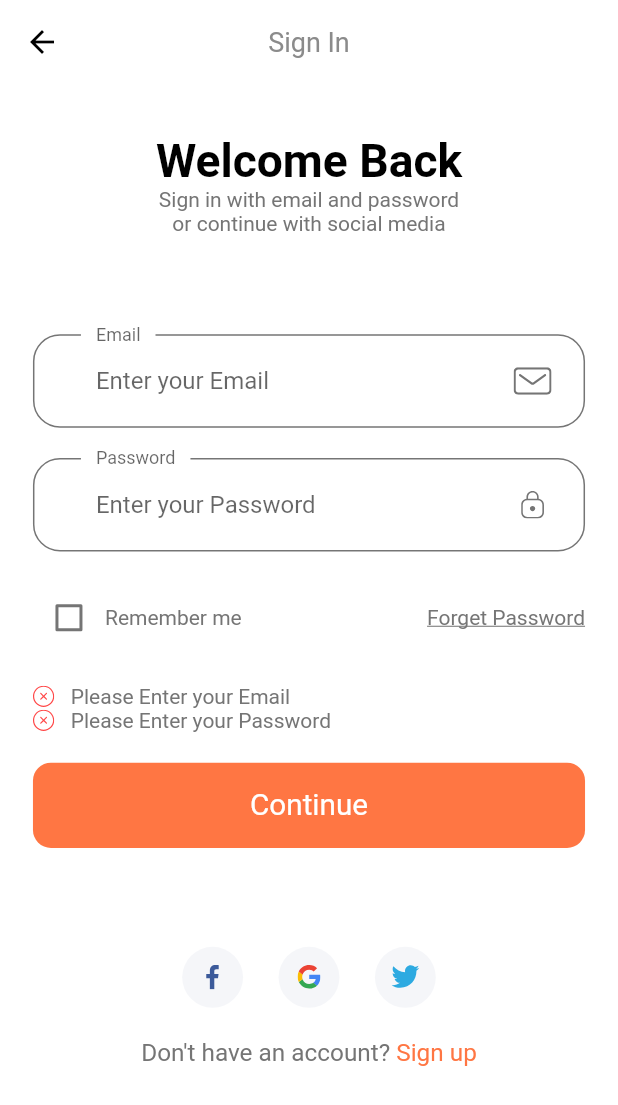
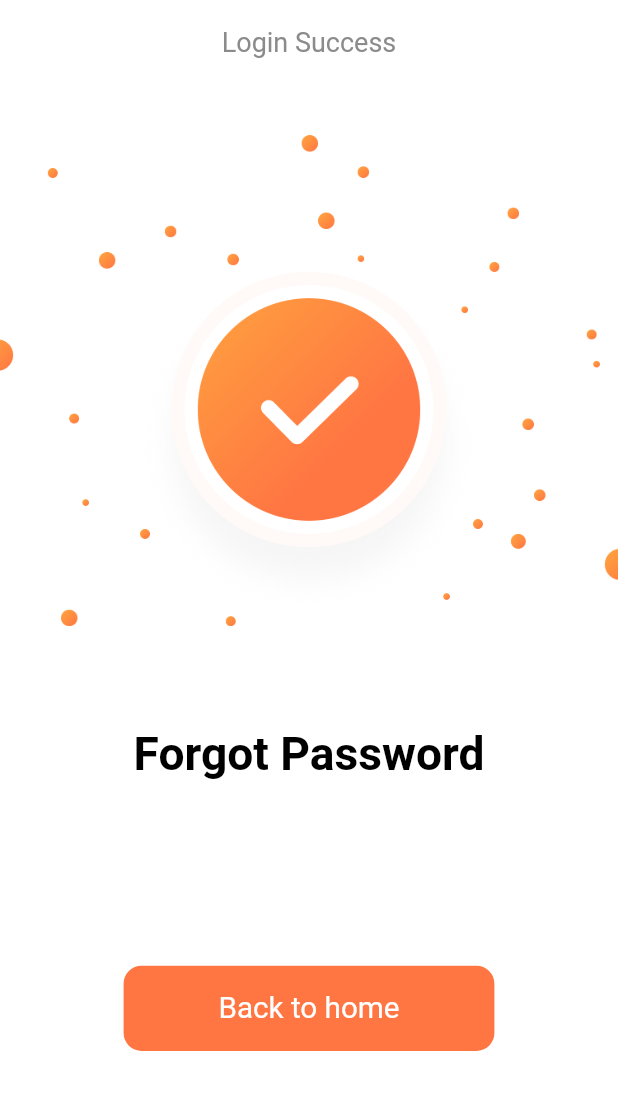
Before and after one commit to KhubaibJamal/Flutter-Online-Shop-UI, a Flutter app: the SignInScreen screen opened by its route, after a tap on "Continue", on a phone screen of 412 x 824 dp. Shown: the top 1105 px of the screen. Run offline on Flutter 3.47's test engine with Material 2 defaults, Android fonts, the phone set to English and light mode, and no system bars; our stand-ins replace flutter_svg; Roboto replaces fonts that are missing (Mult).

Commit message:
login success screen

```diff
--- a/lib/routes.dart
+++ b/lib/routes.dart
@@ -1,5 +1,6 @@
 import 'package:flutter/material.dart';
 import 'package:shop_app/screens/forgot_pasword/forgot_password_screen.dart';
+import 'package:shop_app/screens/login_success/login_success_screen.dart';
 import 'package:shop_app/screens/sign_in/sign_in_screen.dart';
 import 'package:shop_app/screens/splash/splash_screen.dart';
 
@@ -7,4 +8,5 @@
   SplashScreen.routeName: (context) => SplashScreen(),
   SignInScreen.routeName: (context) => SignInScreen(),
   ForgotPasswordScreen.routeName: (context) => ForgotPasswordScreen(),
+  LoginSuccessScreen.routeName: (context) => LoginSuccessScreen(),
 };
--- /dev/null
+++ b/lib/screens/login_success/component/body.dart
@@ -0,0 +1,39 @@
+import 'package:flutter/material.dart';
+import 'package:shop_app/size_config.dart';
+
+import '../../../components/default_button.dart';
+
+class Body extends StatelessWidget {
+  const Body({super.key});
+
+  @override
+  Widget build(BuildContext context) {
+    return Column(
+      children: [
+        SizedBox(height: SizeConfig.screenHeight! * 0.04),
+        Image.asset(
+          "assets/images/success.png",
+          height: SizeConfig.screenHeight! * 0.4,
+        ),
+        SizedBox(height: SizeConfig.screenHeight! * 0.08),
+        Text(
+          "Forgot Password",
+          style: TextStyle(
+            fontSize: getProportionateScreenWidth(28),
+            fontWeight: FontWeight.bold,
+            color: Colors.black,
+          ),
+        ),
+        const Spacer(),
+        SizedBox(
+          width: SizeConfig.screenWidth! * 0.6,
+          child: DefaultButton(
+            text: "Back to home",
+            press: () {},
+          ),
+        ),
+        const Spacer(),
+      ],
+    );
+  }
+}
--- /dev/null
+++ b/lib/screens/login_success/login_success_screen.dart
@@ -0,0 +1,18 @@
+import 'package:flutter/material.dart';
+import 'package:shop_app/screens/login_success/component/body.dart';
+
+class LoginSuccessScreen extends StatelessWidget {
+  static String routeName = "login_success";
+
+  @override
+  Widget build(BuildContext context) {
+    return Scaffold(
+      appBar: AppBar(
+        leading: const SizedBox(),
+        centerTitle: true,
+        title: const Text("Login Success"),
+      ),
+      body: const Body(),
+    );
+  }
+}
--- a/lib/screens/sign_in/components/sign_form.dart
+++ b/lib/screens/sign_in/components/sign_form.dart
@@ -1,5 +1,6 @@
 import 'package:flutter/material.dart';
 import 'package:shop_app/screens/forgot_pasword/forgot_password_screen.dart';
+import 'package:shop_app/screens/login_success/login_success_screen.dart';
 
 import '../../../components/custom_siffix_icon.dart';
 import '../../../components/default_button.dart';
@@ -68,6 +69,8 @@
             press: () {
               if (_formKey.currentState!.validate()) {
                 _formKey.currentState!.save();
+
+                Navigator.pushNamed(context, LoginSuccessScreen.routeName);
               }
             },
           ),
```
